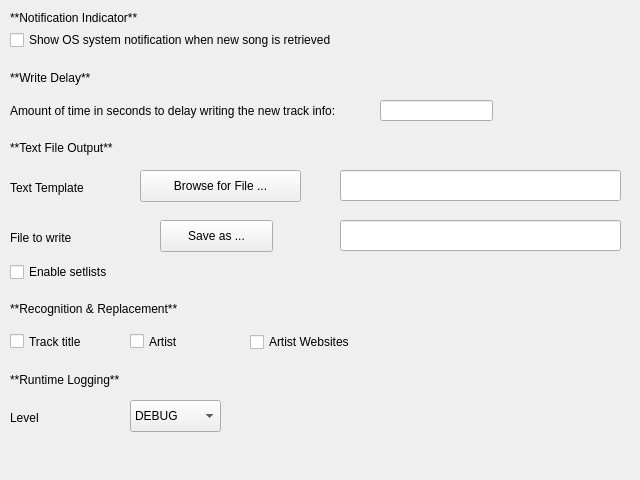
Old version of the form nowplaying/resources/general_ui.ui in the repository e1miran/Now-Playing-Serato.
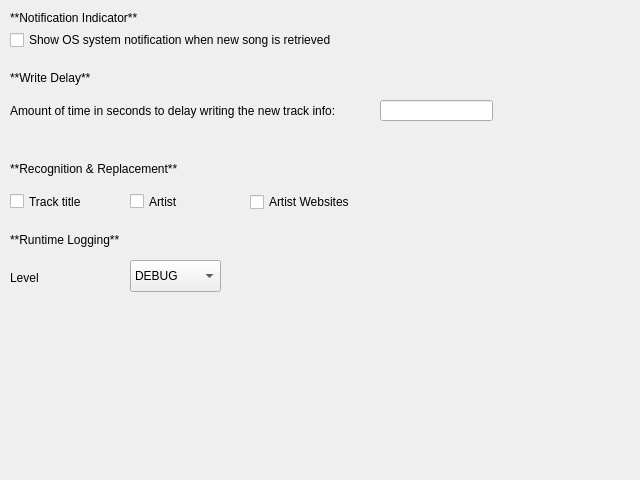
New version of the form.

What changed in the file:
```diff
--- a/nowplaying/resources/general_ui.ui
+++ b/nowplaying/resources/general_ui.ui
@@ -87,99 +87,11 @@
     <bool>true</bool>
    </property>
   </widget>
-  <widget class="QLabel" name="text_header_label">
-   <property name="geometry">
-    <rect>
-     <x>10</x>
-     <y>140</y>
-     <width>261</width>
-     <height>16</height>
-    </rect>
-   </property>
-   <property name="text">
-    <string>**Text File Output**</string>
-   </property>
-   <property name="textFormat">
-    <enum>Qt::MarkdownText</enum>
-   </property>
-  </widget>
-  <widget class="QLabel" name="texttemplate_label">
-   <property name="geometry">
-    <rect>
-     <x>10</x>
-     <y>180</y>
-     <width>111</width>
-     <height>16</height>
-    </rect>
-   </property>
-   <property name="text">
-    <string>Text Template</string>
-   </property>
-  </widget>
-  <widget class="QPushButton" name="texttemplate_button">
-   <property name="geometry">
-    <rect>
-     <x>140</x>
-     <y>170</y>
-     <width>161</width>
-     <height>32</height>
-    </rect>
-   </property>
-   <property name="text">
-    <string>Browse for File ...</string>
-   </property>
-  </widget>
-  <widget class="QPushButton" name="textoutput_button">
-   <property name="geometry">
-    <rect>
-     <x>160</x>
-     <y>220</y>
-     <width>113</width>
-     <height>32</height>
-    </rect>
-   </property>
-   <property name="text">
-    <string>Save as ...</string>
-   </property>
-  </widget>
-  <widget class="QLabel" name="textoutput_label">
-   <property name="geometry">
-    <rect>
-     <x>10</x>
-     <y>230</y>
-     <width>111</width>
-     <height>16</height>
-    </rect>
-   </property>
-   <property name="text">
-    <string>File to write</string>
-   </property>
-  </widget>
-  <widget class="QLineEdit" name="texttemplate_lineedit">
-   <property name="geometry">
-    <rect>
-     <x>340</x>
-     <y>170</y>
-     <width>281</width>
-     <height>31</height>
-    </rect>
-   </property>
-  </widget>
-  <widget class="QLineEdit" name="textoutput_lineedit">
-   <property name="geometry">
-    <rect>
-     <x>340</x>
-     <y>220</y>
-     <width>281</width>
-     <height>31</height>
-    </rect>
-   </property>
-  </widget>
   <widget class="QLabel" name="logging_header_label">
    <property name="geometry">
     <rect>
      <x>10</x>
-     <y>370</y>
+     <y>230</y>
      <width>141</width>
      <height>20</height>
     </rect>
@@ -195,7 +107,7 @@
    <property name="geometry">
     <rect>
      <x>10</x>
-     <y>410</y>
+     <y>270</y>
      <width>59</width>
      <height>16</height>
     </rect>
@@ -208,7 +120,7 @@
    <property name="geometry">
     <rect>
      <x>130</x>
-     <y>400</y>
+     <y>260</y>
      <width>91</width>
      <height>32</height>
     </rect>
@@ -243,7 +155,7 @@
    <property name="geometry">
     <rect>
      <x>10</x>
-     <y>300</y>
+     <y>160</y>
      <width>201</width>
      <height>17</height>
     </rect>
@@ -259,7 +171,7 @@
    <property name="geometry">
     <rect>
      <x>10</x>
-     <y>330</y>
+     <y>190</y>
      <width>91</width>
      <height>23</height>
     </rect>
@@ -272,7 +184,7 @@
    <property name="geometry">
     <rect>
      <x>130</x>
-     <y>330</y>
+     <y>190</y>
      <width>71</width>
      <height>23</height>
     </rect>
@@ -285,7 +197,7 @@
    <property name="geometry">
     <rect>
      <x>250</x>
-     <y>330</y>
+     <y>190</y>
      <width>171</width>
      <height>24</height>
     </rect>
@@ -294,19 +206,6 @@
     <string>Artist Websites</string>
    </property>
   </widget>
-  <widget class="QCheckBox" name="setlist_checkbox">
-   <property name="geometry">
-    <rect>
-     <x>10</x>
-     <y>260</y>
-     <width>111</width>
-     <height>24</height>
-    </rect>
-   </property>
-   <property name="text">
-    <string>Enable setlists</string>
-   </property>
-  </widget>
  </widget>
  <resources/>
  <connections/>
```
